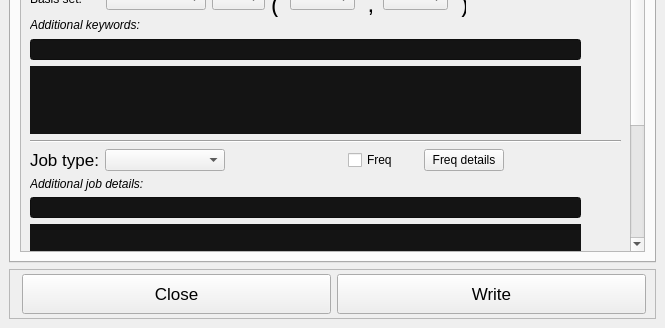
Above: UIs/SetupWindow.ui from isaksengeir/REACT before the change; both pictures show x 0 to 665 and y 168 to 496 of the 665 by 496 pixel window. Below: the same form after it.
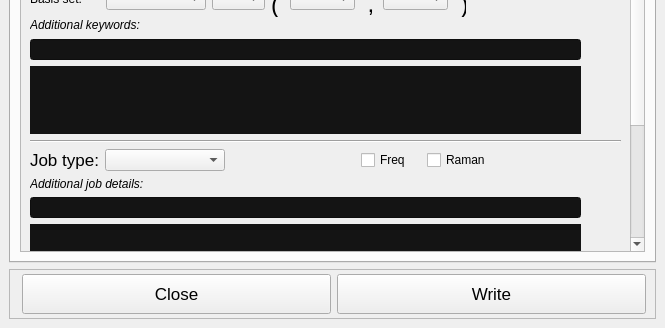
That is the form after the change. Icons and pictures are not drawn.

Commit message: added raman checkbox and gui functionality

Diff of the .ui file:
```diff
--- a/UIs/SetupWindow.ui
+++ b/UIs/SetupWindow.ui
@@ -61,9 +61,9 @@
            <property name="geometry">
             <rect>
              <x>0</x>
-             <y>0</y>
+             <y>-216</y>
              <width>578</width>
-             <height>681</height>
+             <height>676</height>
             </rect>
            </property>
            <layout class="QGridLayout" name="gridLayout_28">
@@ -807,33 +807,14 @@
                  <bool>true</bool>
                 </property>
                 <property name="text">
-                 <string>Freq</string>
+                 <string>Freq   </string>
                 </property>
                </widget>
               </item>
               <item>
-               <spacer name="horizontalSpacer_11">
-                <property name="orientation">
-                 <enum>Qt::Horizontal</enum>
-                </property>
-                <property name="sizeType">
-                 <enum>QSizePolicy::Fixed</enum>
-                </property>
-                <property name="sizeHint" stdset="0">
-                 <size>
-                  <width>20</width>
-                  <height>20</height>
-                 </size>
-                </property>
-               </spacer>
-              </item>
-              <item>
-               <widget class="QPushButton" name="Button_freq">
-                <property name="enabled">
-                 <bool>true</bool>
-                </property>
+               <widget class="QCheckBox" name="checkBox_raman">
                 <property name="text">
-                 <string>Freq details</string>
+                 <string>Raman</string>
                 </property>
                </widget>
               </item>
```
Left out of the diff: 7 changed lines with no effect on the pictures. The commit also changes 3 other files.
